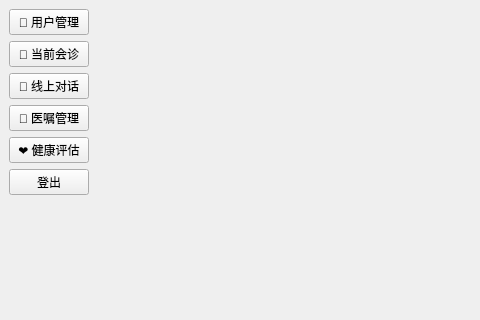
Above: Client/forms/doctorhomepage.ui from lgy987/IntelliMed before the change; both pictures show x 0 to 480 and y 0 to 320 of the 1000 by 600 pixel window. Below: the same form after it.
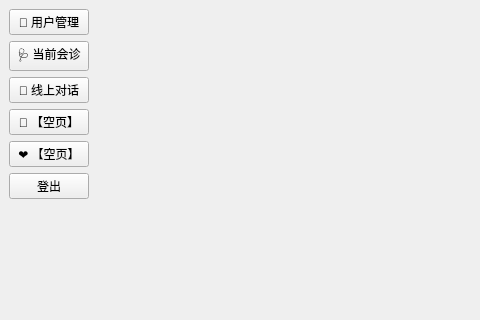
That is the form after the change.

The edit to the form file:
```diff
--- a/Client/forms/doctorhomepage.ui
+++ b/Client/forms/doctorhomepage.ui
@@ -27,28 +27,28 @@
       <item>
        <widget class="QPushButton" name="btnAppointment">
         <property name="text">
-         <string>📅 当前会诊</string>
+         <string>🩺 当前会诊</string>
         </property>
        </widget>
       </item>
       <item>
        <widget class="QPushButton" name="btnCases">
         <property name="text">
-         <string>📄 线上对话</string>
+         <string>💬 线上对话</string>
         </property>
        </widget>
       </item>
       <item>
        <widget class="QPushButton" name="btnOrders">
         <property name="text">
-         <string>💊 医嘱管理</string>
+         <string>💊 【空页】</string>
         </property>
        </widget>
       </item>
       <item>
        <widget class="QPushButton" name="btnHealth">
         <property name="text">
-         <string>❤️ 健康评估</string>
+         <string>❤️ 【空页】</string>
         </property>
        </widget>
       </item>
```
